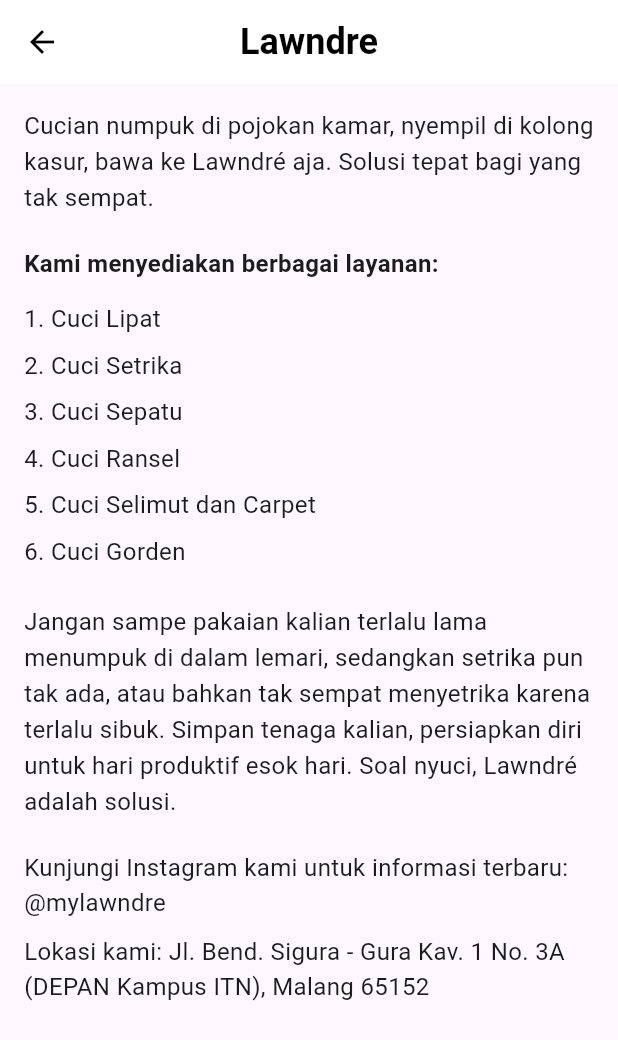
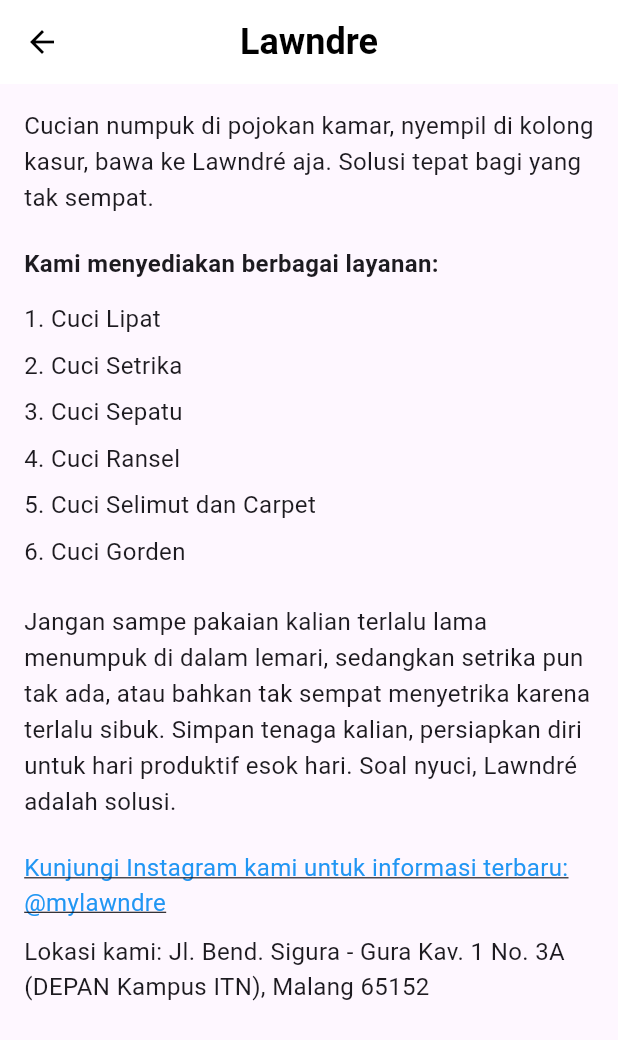
Before and after one commit to IkbarSulistio/Lawndre_Project, a Flutter app: the DetailView screen opened by its route, on a phone screen of 412 x 824 dp. Shown: the top 1040 px of the screen. Run offline on Flutter 3.47's test engine with Material 3 defaults, Android fonts, the phone set to English and light mode, and no system bars; our stand-ins replace flutter_map, font_awesome_flutter, geocoding, get, image_picker, latlong2 and 1 more.

Commit message:
lawndre_project

```diff
--- a/lib/app/modules/detail/views/detail_view.dart
+++ b/lib/app/modules/detail/views/detail_view.dart
@@ -1,10 +1,11 @@
 import 'package:flutter/material.dart';
 import 'package:get/get.dart';
-
 import '../controllers/detail_controller.dart';
+import '../widgets/controllers/webview_controller.dart';
 
 class DetailView extends StatelessWidget {
   final DetailController controller = Get.put(DetailController());
+  final WebviewController webviewController = Get.put(WebviewController());
 
   @override
   Widget build(BuildContext context) {
@@ -45,14 +46,25 @@
             SizedBox(height: 20),
             Text(
               'Jangan sampe pakaian kalian terlalu lama menumpuk di dalam lemari, sedangkan setrika pun tak ada, atau bahkan tak sempat menyetrika karena terlalu sibuk. Simpan tenaga kalian, persiapkan diri untuk hari produktif esok hari. Soal nyuci, Lawndré adalah solusi.',
-              style: TextStyle(fontSize: 16, height: 1.5),
+              style: const TextStyle(fontSize: 16, height: 1.5),
             ),
-            SizedBox(height: 20),
-            Text(
-              'Kunjungi Instagram kami untuk informasi terbaru: ${controller.instagramHandle}',
-              style: TextStyle(fontSize: 16),
+            const SizedBox(height: 20),
+            GestureDetector(
+              onTap: () {
+                Get.find<WebviewController>().updateUrl(
+                    'https://instagram.com/mylawndre');
+                Get.toNamed('/webview');
+              },
+              child: Text(
+                'Kunjungi Instagram kami untuk informasi terbaru: ${controller.instagramHandle}',
+                style: const TextStyle(
+                  fontSize: 16,
+                  color: Colors.blue,
+                  decoration: TextDecoration.underline,
+                ),
+              ),
             ),
-            SizedBox(height: 10),
+            const SizedBox(height: 10),
             Text(
               'Lokasi kami: ${controller.address}',
               style: TextStyle(fontSize: 16),
--- /dev/null
+++ b/lib/app/modules/detail/widgets/controllers/webview_controller.dart
@@ -0,0 +1,16 @@
+import 'package:get/get.dart';
+
+class WebviewController extends GetxController {
+  // Observable URL
+  var url = ''.obs;
+
+  // Update the URL
+  void updateUrl(String newUrl) {
+    url.value = newUrl;
+  }
+
+  // Load the initial URL if necessary (optional)
+  void loadInitialUrl(String initialUrl) {
+    url.value = initialUrl;
+  }
+}
--- a/lib/app/modules/login/views/login_view.dart
+++ b/lib/app/modules/login/views/login_view.dart
@@ -1,11 +1,6 @@
 import 'package:flutter/material.dart';
 import 'package:get/get.dart';
-import 'package:lawndre_project/app/modules/cuci_gorden/views/cuci_gorden_view.dart';
-import 'package:lawndre_project/app/modules/cuci_lipat/views/cuci_lipat_view.dart';
-import 'package:lawndre_project/app/modules/cuci_sepatu/views/cuci_sepatu_view.dart';
 import 'package:lawndre_project/app/modules/home_page/views/home_page_view.dart';
-import 'package:lawndre_project/app/modules/lipat_item/views/lipat_item_view.dart';
-import 'package:lawndre_project/app/modules/profile/views/profile_view.dart';
 
 class LoginView extends StatelessWidget {
   @override
--- a/lib/app/modules/payment/views/payment_view.dart
+++ b/lib/app/modules/payment/views/payment_view.dart
@@ -1,7 +1,6 @@
 // payment_view.dart
 import 'package:flutter/material.dart';
 import 'package:get/get.dart';
-import 'package:lawndre_project/app/modules/login/views/login_view.dart';
 import 'package:lawndre_project/app/modules/payment/controllers/payment_controller.dart';
 import 'package:lawndre_project/app/modules/pickup_order/views/pickup_order_view.dart';
 
```
Also changed, not shown: lib/app/modules/detail/widgets/bindings/webview_bindings.dart (added, +12 -0 lines), lib/app/modules/detail/widgets/views/webview_view.dart (added, +31 -0 lines), lib/app/modules/pickup_order/controllers/pickup_order_controller.dart (+6 -19 lines), lib/app/modules/pickup_order/widgets/map_widget.dart (+79 -21 lines), pubspec.yaml (+7 -4 lines), pubspec.lock, 6 other files.
